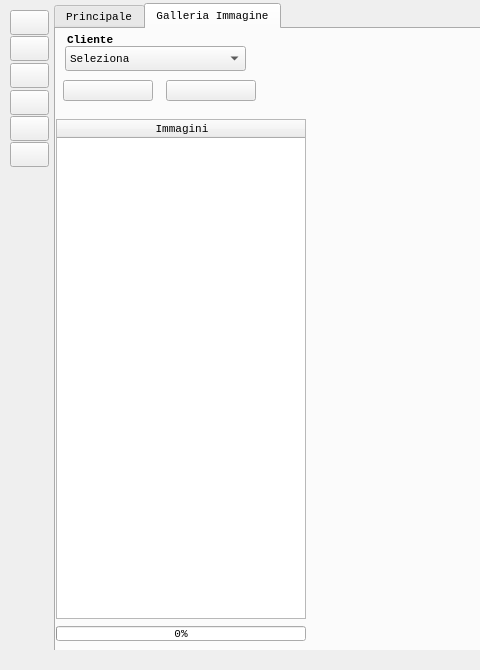
This is QtUI/mainwindow_w.ui in emper0r/aron-conf as Qt 5 draws it before an edit; both pictures show x 0 to 480 and y 0 to 670 of the 1360 by 670 pixel window. The edited form follows.
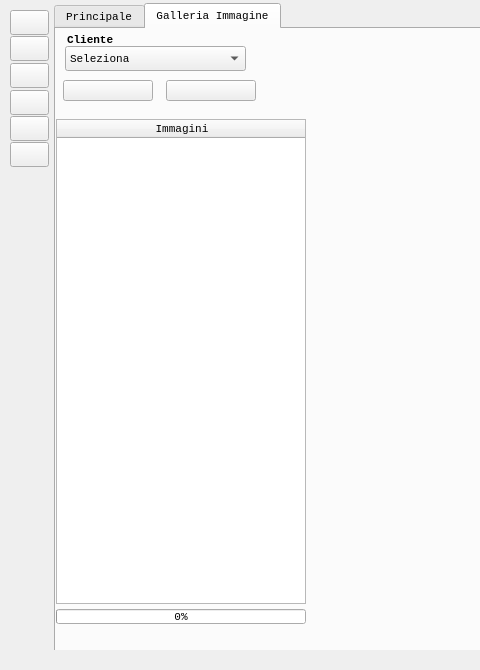
This is the edited form. The open tabs and pages were chosen to show the change.

Commit message: * Fixed progressBar position to Windows / Linux GUI

What changed in the file:
```diff
--- a/QtUI/mainwindow_w.ui
+++ b/QtUI/mainwindow_w.ui
@@ -1109,7 +1109,7 @@
         <x>0</x>
         <y>90</y>
         <width>250</width>
-        <height>500</height>
+        <height>485</height>
        </rect>
       </property>
       <property name="sizePolicy">
@@ -1121,13 +1121,13 @@
       <property name="minimumSize">
        <size>
         <width>250</width>
-        <height>500</height>
+        <height>485</height>
        </size>
       </property>
       <property name="maximumSize">
        <size>
         <width>250</width>
-        <height>500</height>
+        <height>485</height>
        </size>
       </property>
       <property name="sizeIncrement">
@@ -1210,7 +1210,7 @@
       <property name="geometry">
        <rect>
         <x>0</x>
-        <y>597</y>
+        <y>580</y>
         <width>250</width>
         <height>15</height>
        </rect>
```
The commit also changes 4 other files.
